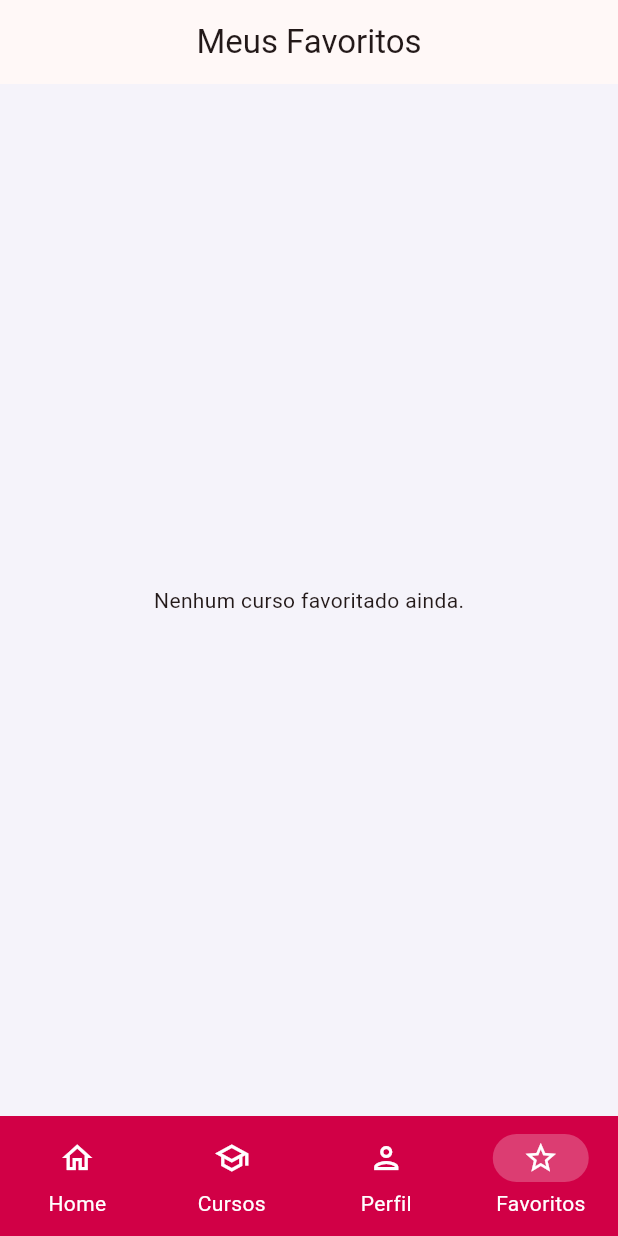
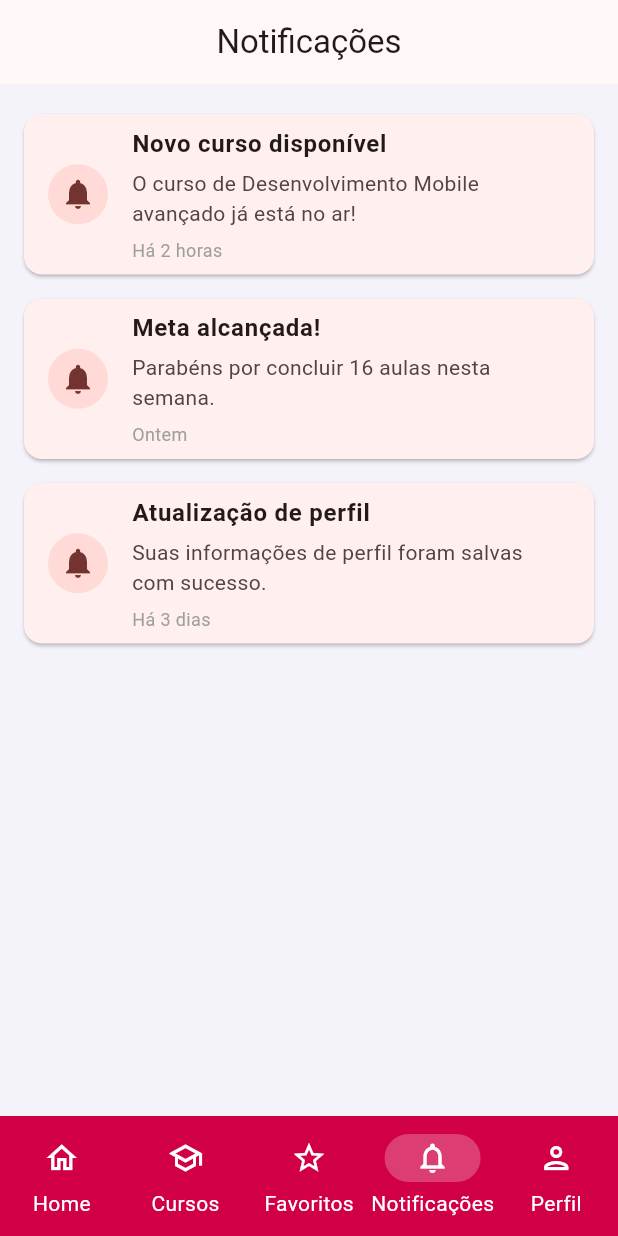
Before and after one commit to h3llsyn/aplicativo_curso, a Flutter app: the screen it shows after launch, item 4 of the bottom bar chosen, on a phone screen of 412 x 824 dp. Run offline on Flutter 3.47's test engine with Material 3 defaults, Android fonts, the phone set to English and light mode, and no system bars; our stand-ins replace image_picker, shared_preferences.

Commit message:
desafio de criar tela de notificações finalizado

```diff
--- a/lib/main.dart
+++ b/lib/main.dart
@@ -1,6 +1,7 @@
 import 'package:aplicativo_cursos/telas/cursos_tela.dart';
 import 'package:aplicativo_cursos/telas/favoritos_tela.dart';
 import 'package:aplicativo_cursos/telas/inicio_tela.dart';
+import 'package:aplicativo_cursos/telas/notificacoes_tela.dart';
 import 'package:aplicativo_cursos/telas/perfil_tela.dart';
 import 'package:flutter/material.dart';
 
@@ -77,8 +78,9 @@ class _HomePageState extends State<HomePage>{
   final titulos = [
     'Home',
     'Meus Cursos',
+    'Meus Favoritos',
+    'Notificações',
     'Meu Perfil',
-    'Meus Favoritos',
   ];
 
   @override
@@ -103,8 +105,9 @@ class _HomePageState extends State<HomePage>{
           });
         },
       ),
+      FavoritosPage(cursosFavoritados: listaFavoritos),
+      const NotificacoesTela(),
       const PerfilPage(),
-      FavoritosPage(cursosFavoritados: listaFavoritos),
     ];
 
     return Scaffold(
@@ -132,12 +135,16 @@ class _HomePageState extends State<HomePage>{
             label: 'Cursos'
           ),
           NavigationDestination(
+            icon: Icon(Icons.star_outline),
+            label: 'Favoritos'
+          ),
+          NavigationDestination(
+            icon: Icon(Icons.notifications_outlined),
+            label: 'Notificações'
+          ),
+          NavigationDestination(
             icon: Icon(Icons.person_outlined),
             label: 'Perfil'
-          ),
-          NavigationDestination(
-            icon: Icon(Icons.star_outline),
-            label: 'Favoritos'
           ),
         ],
       ),
--- a/lib/telas/inicio_tela.dart
+++ b/lib/telas/inicio_tela.dart
@@ -34,7 +34,7 @@ class InicioPage extends StatelessWidget {
             SecoesCard(
               quantidade: '18',
               subtitulo: 'Aulas concluídas'
-            )
+            ),
           ],
         ),
         SizedBox(height: 24),
--- /dev/null
+++ b/lib/telas/notificacoes_tela.dart
@@ -0,0 +1,66 @@
+import 'package:flutter/material.dart';
+
+class NotificacoesTela extends StatelessWidget {
+  const NotificacoesTela({super.key});
+
+  @override
+  Widget build(BuildContext context) {
+    final List<Map<String, String>> notificacoes = [
+      {
+        'titulo': 'Novo curso disponível',
+        'mensagem': 'O curso de Desenvolvimento Mobile avançado já está no ar!',
+        'tempo': 'Há 2 horas',
+      },
+      {
+        'titulo': 'Meta alcançada!',
+        'mensagem': 'Parabéns por concluir 16 aulas nesta semana.',
+        'tempo': 'Ontem',
+      },
+      {
+        'titulo': 'Atualização de perfil',
+        'mensagem': 'Suas informações de perfil foram salvas com sucesso.',
+        'tempo': 'Há 3 dias',
+      },
+    ];
+
+    return Scaffold(
+      body: Column(
+        children: [
+          const SizedBox(height: 12),
+          Expanded(
+            child: ListView.builder(
+              itemCount: notificacoes.length,
+              itemBuilder: (context, index) {
+                final notificacao = notificacoes[index];
+                return Card(
+                  margin: const EdgeInsets.symmetric(horizontal: 16, vertical: 8),
+                  child: ListTile(
+                    leading: const CircleAvatar(
+                      child: Icon(Icons.notifications),
+                    ),
+                    title: Text(
+                      notificacao['titulo']!,
+                      style: const TextStyle(fontWeight: FontWeight.bold),
+                    ),
+                    subtitle: Column(
+                      crossAxisAlignment: CrossAxisAlignment.start,
+                      children: [
+                        const SizedBox(height: 4),
+                        Text(notificacao['mensagem']!),
+                        const SizedBox(height: 6),
+                        Text(
+                          notificacao['tempo']!,
+                          style: const TextStyle(fontSize: 12, color: Colors.grey),
+                        ),
+                      ],
+                    ),
+                  ),
+                );
+              },
+            ),
+          ),
+        ],
+      ),
+    );
+  }
+}
```
